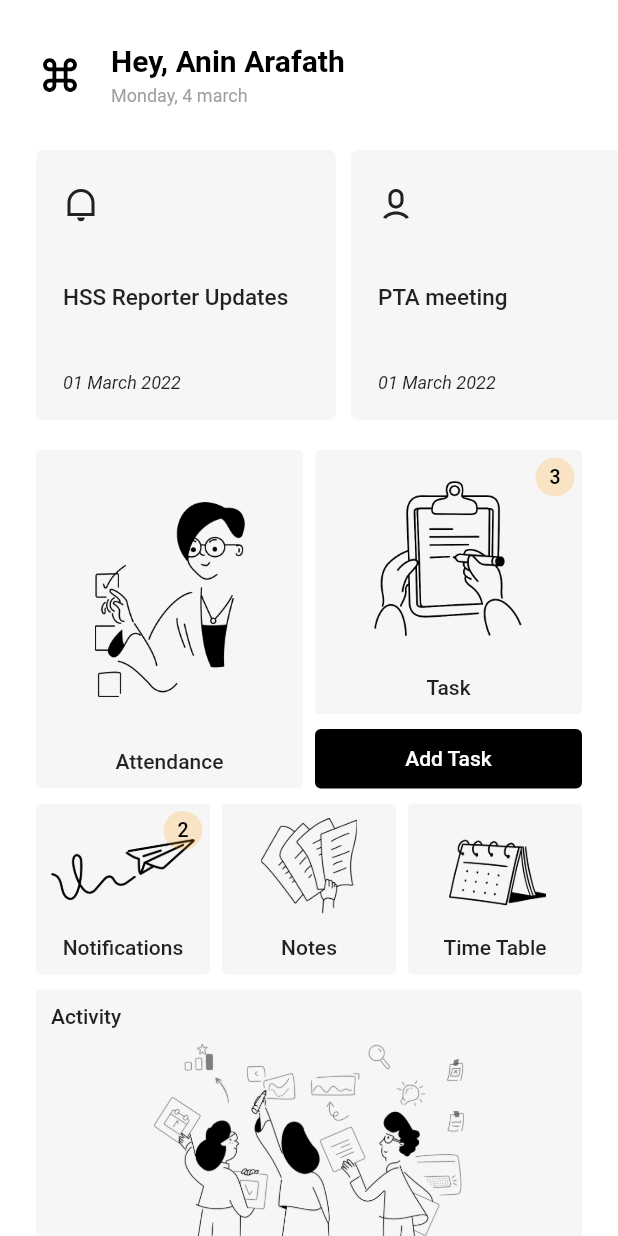
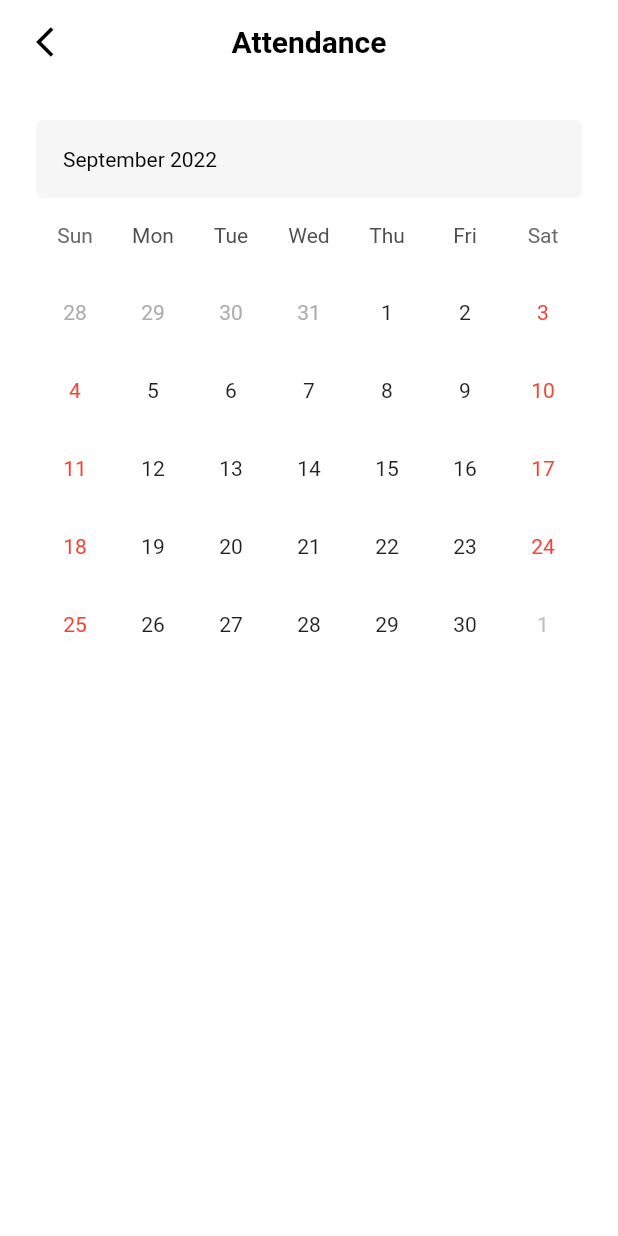
Before and after one commit to aninarafath6/arnhss, a Flutter app: the HomeView screen opened by its route, after a tap on "Attendance", on a phone screen of 412 x 824 dp. Run offline on Flutter 3.47's test engine with Material 2 defaults, Android fonts, the phone set to English and light mode, and no system bars; drawn by our look-alikes of table_calendar; our stand-ins replace cached_network_image, flutter_keyboard_visibility, flutter_otp_text_field, get, google_fonts, lottie and 1 more.

Commit message:
drawer avatar removed

```diff
--- a/arnhss-app/lib/common/constants/color_constants.dart
+++ b/arnhss-app/lib/common/constants/color_constants.dart
@@ -6,4 +6,5 @@ class CustomColors {
   static const white = Colors.white;
   static const light = Colors.grey;
   static Color lightBgOverlay = Colors.grey.shade300.withOpacity(.3);
+  static Color bgOverlay = Colors.grey.shade300.withOpacity(.5);
 }
--- a/arnhss-app/lib/common/routes/app_routes.dart
+++ b/arnhss-app/lib/common/routes/app_routes.dart
@@ -1,3 +1,4 @@
+import 'package:arnhss/features/attendance/view/attendance_view.dart';
 import 'package:arnhss/features/authentication/account/view/select_account.dart';
 import 'package:arnhss/features/authentication/login/view/login.dart';
 import 'package:arnhss/features/authentication/login/widgets/country_select.dart';
@@ -31,7 +32,7 @@ class AppRoutes {
       case SelectAccount.routeName:
         return MaterialPageRoute(builder: (_) => const SelectAccount());
       case HomeView.routeName:
-        return MaterialPageRoute(builder: (_) => HomeView());
+        return MaterialPageRoute(builder: (_) => const HomeView());
       case NoticeView.routeName:
         final NoticeModel args = settings.arguments as NoticeModel;
         return MaterialPageRoute(
@@ -39,6 +40,8 @@ class AppRoutes {
             notice: args,
           ),
         );
+      case AttendanceView.routeName:
+        return MaterialPageRoute(builder: (_) => AttendanceView());
       default:
         return MaterialPageRoute(builder: (_) => const Scaffold());
     }
--- /dev/null
+++ b/arnhss-app/lib/features/attendance/view/attendance_view.dart
@@ -0,0 +1,37 @@
+import 'package:arnhss/common/constants/color_constants.dart';
+import 'package:arnhss/features/attendance/widgets/attendance_calendar.dart';
+import 'package:arnhss/features/authentication/login/view/index.dart';
+
+class AttendanceView extends StatelessWidget {
+  const AttendanceView({Key? key}) : super(key: key);
+  static const routeName = "/attendance";
+
+  @override
+  Widget build(BuildContext context) {
+    return Scaffold(
+      appBar: AppBar(
+        backgroundColor: Colors.white,
+        elevation: 0,
+        leadingWidth: 72,
+        centerTitle: true,
+        leading: IconButton(
+            splashRadius: 25,
+            onPressed: () {
+              Navigator.pop(context);
+            },
+            icon: const Icon(Icons.arrow_back_ios, color: CustomColors.dark)),
+        title: const Text("Attendance",
+            style: TextStyle(
+                color: CustomColors.dark, fontWeight: FontWeight.bold)),
+      ),
+      body: Padding(
+        padding: const EdgeInsets.all(24),
+        child: Column(
+          children: const [
+            AttendanceCalendar(),
+          ],
+        ),
+      ),
+    );
+  }
+}
--- /dev/null
+++ b/arnhss-app/lib/features/attendance/widgets/attendance_calendar.dart
@@ -0,0 +1,48 @@
+import 'dart:math';
+
+import 'package:arnhss/common/constants/color_constants.dart';
+import 'package:flutter/material.dart';
+import 'package:intl/intl.dart';
+import 'package:table_calendar/table_calendar.dart';
+
+class AttendanceCalendar extends StatefulWidget {
+  const AttendanceCalendar({
+    Key? key,
+  }) : super(key: key);
+
+  @override
+  State<AttendanceCalendar> createState() => _AttendanceCalendarState();
+}
+
+class _AttendanceCalendarState extends State<AttendanceCalendar> {
+  @override
+  Widget build(BuildContext context) {
+    return Container(
+      decoration: BoxDecoration(borderRadius: BorderRadius.circular(5)),
+      child: TableCalendar(
+        firstDay: DateTime.utc(2010, 10, 16),
+        lastDay: DateTime.utc(DateTime.now().year, DateTime.now().month, 30),
+        focusedDay: DateTime.now(),
+        calendarStyle: const CalendarStyle(
+          weekendTextStyle: TextStyle(
+            color: Colors.red,
+          ),
+          isTodayHighlighted: false,
+        ),
+        headerStyle: HeaderStyle(
+          leftChevronVisible: false,
+          rightChevronVisible: false,
+          formatButtonVisible: false,
+          headerPadding: const EdgeInsets.all(18),
+          titleTextStyle: const TextStyle(color: Colors.black),
+          decoration: BoxDecoration(
+            color: CustomColors.lightBgOverlay,
+            borderRadius: BorderRadius.circular(5),
+          ),
+        ),
+        daysOfWeekHeight: 50,
+        headerVisible: true,
+      ),
+    );
+  }
+}
--- a/arnhss-app/lib/features/home/view/home_view.dart
+++ b/arnhss-app/lib/features/home/view/home_view.dart
@@ -29,7 +29,7 @@ class HomeView extends StatelessWidget {
           children: const [
             NoticeList(),
             HomeGrid(),
-            SizedBox(height: 10),
+            SizedBox(height: 0),
           ],
         ),
       ),
--- a/arnhss-app/lib/features/home/widgets/app_drawer.dart
+++ b/arnhss-app/lib/features/home/widgets/app_drawer.dart
@@ -1,14 +1,17 @@
 import 'package:arnhss/common/constants/color_constants.dart';
 import 'package:arnhss/common/theme/text_theme.dart';
 import 'package:arnhss/utils/dimensions.dart';
+import 'package:cached_network_image/cached_network_image.dart';
 import 'package:flutter/material.dart';
 import 'package:remixicon/remixicon.dart';
 
 class AppDrawer extends StatelessWidget {
-  const AppDrawer({
-    Key? key,
-  }) : super(key: key);
+  const AppDrawer(
+      {Key? key,
+      this.image = "assets/images/icons/home-and-living-badge.png.webp"})
+      : super(key: key);
 
+  final String? image;
   @override
   Widget build(BuildContext context) {
     return Drawer(
@@ -21,6 +24,7 @@ class AppDrawer extends StatelessWidget {
               children: [
                 DrawerHeader(
                   padding: const EdgeInsets.all(15.0),
+                  curve: Curves.easeInOutBack,
                   decoration: BoxDecoration(
                     color: CustomColors.light.withOpacity(.1),
                   ),
@@ -32,18 +36,19 @@ class AppDrawer extends StatelessWidget {
                         left: 190,
                         bottom: -30,
                         // alignment: Alignment.bottomRight,
-                        child: Image.asset(
-                            "assets/images/icons/home-and-living-badge.png.webp"),
+                        child: Image.asset(image!),
                       ),
                       Row(
                         mainAxisAlignment: MainAxisAlignment.start,
                         crossAxisAlignment: CrossAxisAlignment.center,
                         children: [
-                          const CircleAvatar(
-                            radius: 35,
-                            backgroundImage: NetworkImage(
-                                "https://aninarafath.me/images/about-1.jpeg"),
-                          ),
+                          // const CircleAvatar(
+                          //   radius: 35,
+                          //   backgroundImage:
+
+                          //    NetworkImage(
+                          //       "https://ichef.bbci.co.uk/news/976/cpsprodpb/14B1D/production/_125556748_gettyimages-1240422158.jpg"),
+                          // ),
                           const SizedBox(width: 10),
                           Column(
                             crossAxisAlignment: CrossAxisAlignment.start,
--- a/arnhss-app/lib/features/home/widgets/home_grid.dart
+++ b/arnhss-app/lib/features/home/widgets/home_grid.dart
@@ -1,4 +1,5 @@
 import 'package:arnhss/common/constants/color_constants.dart';
+import 'package:arnhss/features/attendance/view/attendance_view.dart';
 import 'package:arnhss/features/home/widgets/tile.dart';
 import 'package:flutter/material.dart';
 import 'package:flutter_staggered_grid_view/flutter_staggered_grid_view.dart';
@@ -17,13 +18,16 @@ class HomeGrid extends StatelessWidget {
         mainAxisSpacing: 10,
         crossAxisSpacing: 8,
         children: [
-          const StaggeredGridTile.count(
+          StaggeredGridTile.count(
             crossAxisCellCount: 3,
             mainAxisCellCount: 3.8,
             child: Tile(
               index: 0,
               image: "assets/images/icons/nt-to-do-list-removebg-preview.png",
               label: "Attendance",
+              onTap: () {
+                Navigator.pushNamed(context, AttendanceView.routeName);
+              },
             ),
           ),
           const StaggeredGridTile.count(
--- a/arnhss-app/lib/features/home/widgets/notice_item.dart
+++ b/arnhss-app/lib/features/home/widgets/notice_item.dart
@@ -24,7 +24,7 @@ class NoticeItem extends StatelessWidget {
           height: 180,
           padding: const EdgeInsets.all(18),
           decoration: BoxDecoration(
-            color: CustomColors.lightBgOverlay,
+            color: CustomColors.bgOverlay,
             borderRadius: BorderRadius.circular(5),
           ),
           child: Stack(
--- a/arnhss-app/lib/features/home/widgets/tile.dart
+++ b/arnhss-app/lib/features/home/widgets/tile.dart
@@ -9,16 +9,18 @@ class Tile extends StatelessWidget {
     this.label = "label",
     this.isSmall = true,
     this.count = 0,
+    this.onTap,
   }) : super(key: key);
   final int? index;
   final String? image;
   final String? label;
   final bool? isSmall;
   final int? count;
+  final Function()? onTap;
   @override
   Widget build(BuildContext context) {
     return InkWell(
-      onTap: () {},
+      onTap: onTap,
       child: Stack(
         children: [
           Container(
--- a/arnhss-app/lib/main.dart
+++ b/arnhss-app/lib/main.dart
@@ -8,11 +8,12 @@ import 'package:arnhss/features/home/view_models/home_view_mdoel.dart';
 import 'package:flutter/material.dart';
 import 'package:get/get.dart';
 import 'package:provider/provider.dart';
+import 'package:intl/date_symbol_data_local.dart';
 
 void main() async {
   WidgetsFlutterBinding.ensureInitialized();
 
-  runApp(const MyApp());
+  initializeDateFormatting().then((_) => runApp(MyApp()));
 }
 
 class MyApp extends StatelessWidget {
--- a/arnhss-app/pubspec.yaml
+++ b/arnhss-app/pubspec.yaml
@@ -28,6 +28,10 @@ dependencies:
   flashy_tab_bar2: ^0.0.4
   rounded_tabbar_widget: ^0.0.2
   flutter_staggered_grid_view: ^0.6.2
+  table_calendar: ^3.0.6
+
+  intl: ^0.17.0
+  cached_network_image: ^3.2.1
 
 dev_dependencies:
   flutter_test:
```
Also changed, not shown: arnhss-app/pubspec.lock, 1 other file.
